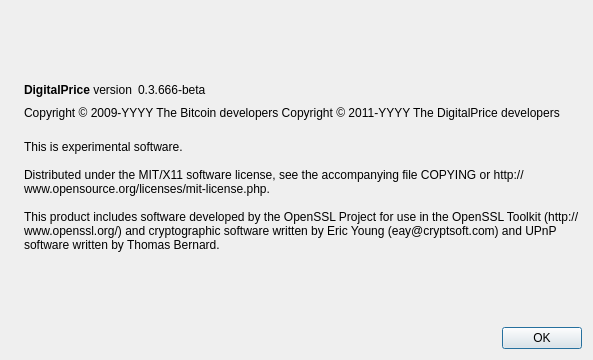
Above: src/qt/forms/aboutdialog.ui from 7vpo/DigitalPrice before the change. Below: the same form after it.
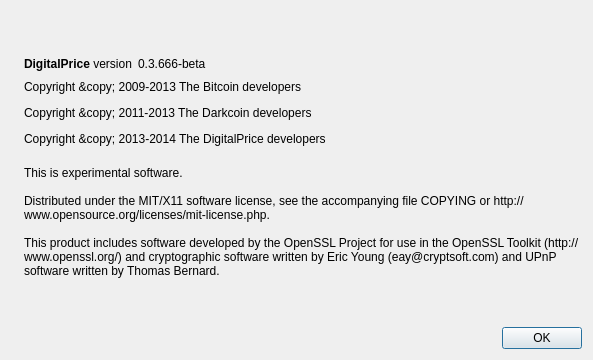
That is the form after the change. Icons and pictures are not drawn.

Patch:
```diff
--- a/src/qt/forms/aboutdialog.ui
+++ b/src/qt/forms/aboutdialog.ui
@@ -91,8 +91,7 @@
         <cursorShape>IBeamCursor</cursorShape>
        </property>
        <property name="text">
-        <string notr="true">Copyright &amp;copy; 2009-YYYY The Bitcoin developers
-Copyright &amp;copy; 2011-YYYY The DigitalPrice developers</string>
+        <string notr="true">&lt;html&gt;&lt;head/&gt;&lt;body&gt;&lt;p&gt;Copyright &amp;amp;copy; 2009-2013 The Bitcoin developers&lt;/p&gt;&lt;p&gt;Copyright &amp;amp;copy; 2011-2013 The Darkcoin developers&lt;/p&gt;&lt;p&gt;Copyright &amp;amp;copy; 2013-2014 The DigitalPrice developers&lt;/p&gt;&lt;/body&gt;&lt;/html&gt;</string>
        </property>
        <property name="textFormat">
         <enum>Qt::RichText</enum>
```
